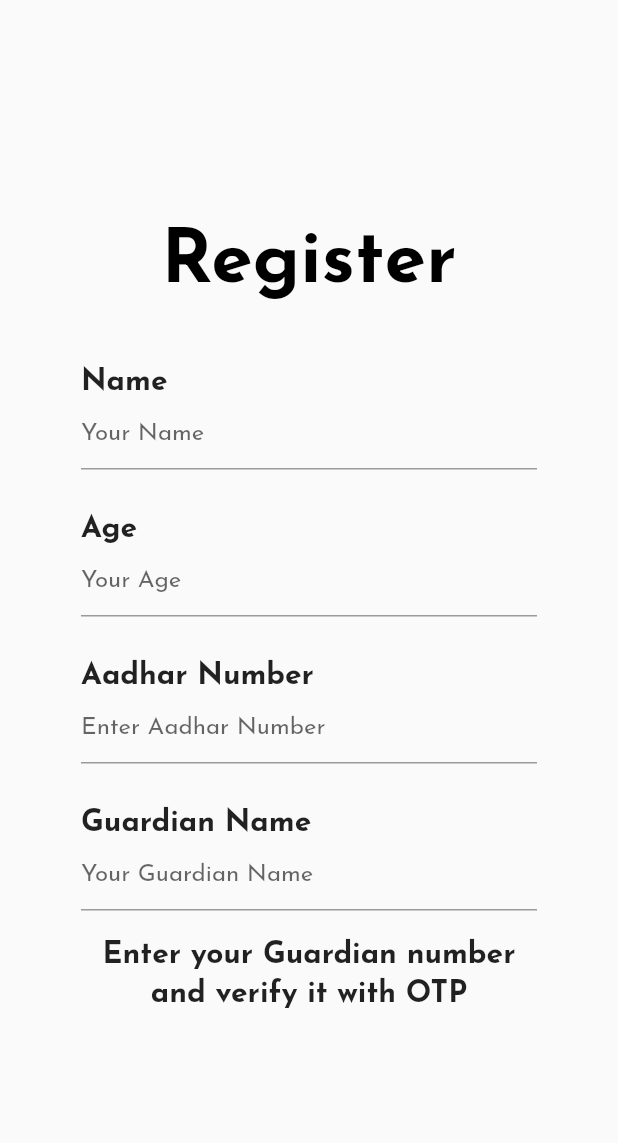
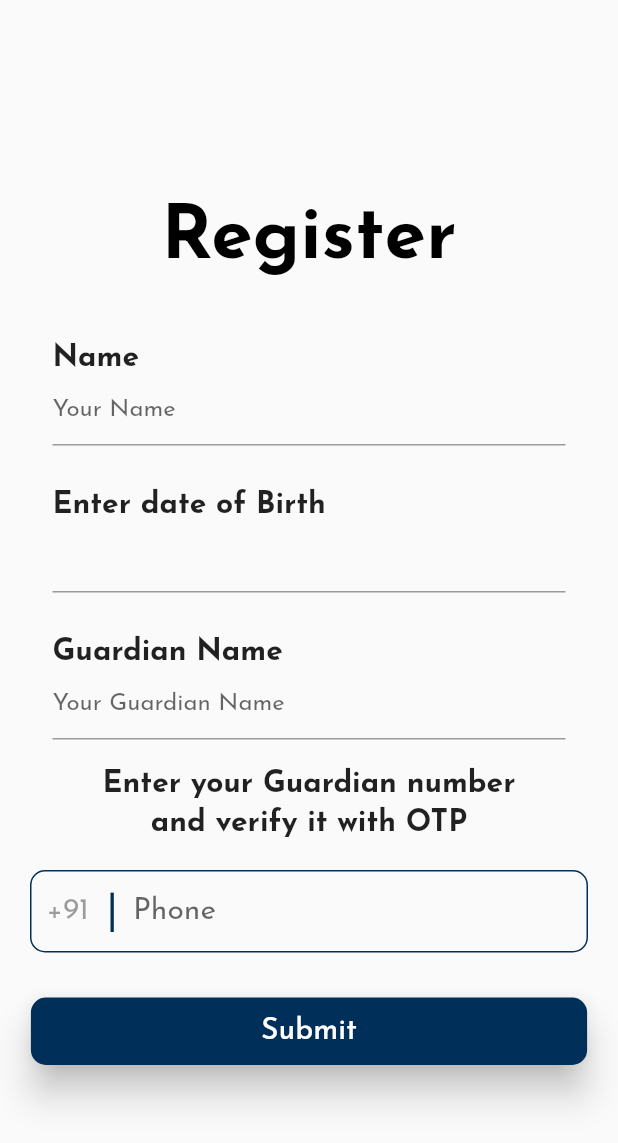
Before and after one commit to solankismit/NARI_APP, a Flutter app: the RegisterPage screen opened by its route, on a phone screen of 412 x 824 dp. Shown: the top 1143 px of the screen. Run offline on Flutter 3.47's test engine with Material 2 defaults, Android fonts, the phone set to English and light mode, and no system bars; our stand-ins replace cloud_firestore, firebase_auth, firebase_core, flutter_switch, font_awesome_flutter, google_fonts and 6 more; missing offline and left inert: dart:ffi, firebase_app_check, flutter_background, flutter_beep, flutter_dnd, flutter_phone_direct_caller and 6 more; accounts and stored records are empty; network calls fail.

Commit message:
Registration page Connected with database, App Logo and Name Updated, Fixed Shake toggle

```diff
--- a/lib/Guardian/Gaurdian.dart
+++ b/lib/Guardian/Gaurdian.dart
@@ -51,7 +51,7 @@ class _GaurdianPageState extends State<GaurdianPage> {
                     RowCard(
                       'Nari',
                       () {
-                        Navigator.push(
+                        Navigator.pushReplacement(
                             context,
                             MaterialPageRoute<void>(
                                 builder: (BuildContext context) => IniPage()));
--- a/lib/LoginPage/loginpage.dart
+++ b/lib/LoginPage/loginpage.dart
@@ -29,8 +29,9 @@ class _LoginPageState extends State<LoginPage> {
     double screenHeight = MediaQuery.of(context).size.height;
     return Scaffold(
       body: Container(
-        margin: EdgeInsets.fromLTRB(10, 10, 10, 50),
+        margin: EdgeInsets.fromLTRB(10, 10, 10, 40),
         alignment: Alignment.center,
+        child: SingleChildScrollView(
           child: Column(
             mainAxisAlignment: MainAxisAlignment.center,
             children: [
@@ -164,6 +165,7 @@ class _LoginPageState extends State<LoginPage> {
             ],
           ),
         ),
+      ),
     );
   }
 }
--- a/lib/LoginPage/registerpage.dart
+++ /dev/null
@@ -1,61 +0,0 @@
-import 'package:flutter/material.dart';
-import 'package:nari_women_safety/theme.dart';
-class RegisterPage extends StatelessWidget {
-  const RegisterPage({Key? key}) : super(key: key);
-
-  @override
-  Widget build(BuildContext context) {
-    TextEditingController _name = TextEditingController();
-    TextEditingController _age = TextEditingController();
-    TextEditingController _aadharnum = TextEditingController();
-    TextEditingController _guardianname = TextEditingController();
-    TextEditingController _guardiannum = TextEditingController();
-    return Scaffold(
-      body: Container(
-        margin: EdgeInsets.all(39),
-        child: Column(
-          mainAxisAlignment: MainAxisAlignment.center,
-          children:[
-          Text(
-            "Register",
-            style: appTheme.textTheme.displayLarge,
-          ),
-            SizedBox(height: 30),
-            Column(
-              children: [
-                TextFields(controller: _name,hint: "Your Name",title: "Name"),
-                TextFields(controller: _age,hint: "Your Age",title: "Age"),
-                TextFields(controller: _aadharnum,hint: "Enter Aadhar Number",title: "Aadhar Number"),
-                TextFields(controller: _guardianname,hint: "Your Guardian Name",title: "Guardian Name"),
-              ],
-            ),
-            Column(
-              crossAxisAlignment: CrossAxisAlignment.center,
-              children: [
-                Text("Enter your Guardian number\nand verify it with OTP",style: appTheme.textTheme.bodyLarge?.copyWith(height: 1.3),softWrap: true,textAlign: TextAlign.center,),
-
-              ],
-            )
-            ]
-        ),
-      ),
-    );
-  }
-}
-
-Widget TextFields({title,hint,required TextEditingController controller}){
-  return Container(
-    padding: EdgeInsets.all(15),
-    child: Column(
-      crossAxisAlignment: CrossAxisAlignment.start,
-      children: [
-        Text(title,style: appTheme.textTheme.bodyLarge),
-        TextField(
-          controller: controller,
-          decoration: InputDecoration(hintText: hint),
-          onChanged: (value){controller.text = value;},
-        )
-      ],
-    ),
-  );
-}
--- /dev/null
+++ b/lib/LoginPage/registrationpage/registerpage.dart
@@ -0,0 +1,225 @@
+import 'package:flutter/material.dart';
+import 'package:intl/intl.dart';
+import 'package:nari_women_safety/services/userdetails.dart';
+import 'package:nari_women_safety/theme.dart';
+
+    var textedits = '';
+class RegisterPage extends StatefulWidget {
+   RegisterPage({Key? key}) : super(key: key);
+
+  @override
+  State<RegisterPage> createState() => _RegisterPageState();
+}
+
+class _RegisterPageState extends State<RegisterPage> {
+    TextEditingController _name = TextEditingController();
+
+    TextEditingController _age = TextEditingController();
+
+    TextEditingController _aadharnum = TextEditingController();
+
+    TextEditingController _guardianname = TextEditingController();
+
+    TextEditingController _guardiannum = TextEditingController();
+
+  @override
+  Widget build(BuildContext context) {
+    return Scaffold(
+      // resizeToAvoidBottomInset: false,
+      body: Center(
+        child: SingleChildScrollView(
+          // primary: false,
+
+          // physics: BouncingScrollPhysics(),
+          child: Container(
+            // alignment: Alignment.center,
+            margin: EdgeInsets.only(top: 20, right: 20, left: 20),
+            child: Column(mainAxisAlignment: MainAxisAlignment.center, children: [
+              Text(
+                "Register",
+                style: appTheme.textTheme.displayLarge,
+              ),
+              SizedBox(height: 30),
+              Column(
+                children: [
+                  TextFields(controller: _name, hint: "Your Name", title: "Name"),
+                  //Get Date Picker
+                  DatePicker(_age, context),
+                  // TextFields(controller: _age, hint: "Your Age", title: "Age"),
+
+                  // TextFields(
+                  //     controller: _aadharnum,
+                  //     hint: "Enter Aadhar Number",
+                  //     title: "Aadhar Number"),
+                  TextFields(
+                      controller: _guardianname,
+                      hint: "Your Guardian Name",
+                      title: "Guardian Name"),
+                ],
+              ),
+              Column(
+                crossAxisAlignment: CrossAxisAlignment.center,
+                children: [
+                  Text(
+                    // "Enter your Guardian number\nand verify it with OTP",
+                    "Enter your Guardian number\nand verify it with OTP",
+                    style: appTheme.textTheme.bodyLarge?.copyWith(height: 1.3),
+                    softWrap: true,
+                    textAlign: TextAlign.center,
+                  ),
+                  phonetextfield(_guardiannum)
+                ],
+              ),
+              SizedBox(height: 30),
+              SizedBox(
+                height: 45,
+                width: MediaQuery.of(context).size.width * 0.9,
+                child: ElevatedButton(
+                  onPressed: ()async{
+                    await RegisterUser(
+                      guardian_name: _guardianname.text,
+                      guardian_number: _guardiannum.text,
+                      name: _name.text,
+                      dob: _age.text,
+                    );
+                    isuserexists =await isUserExists();
+                    //Go to INI screen
+                    Navigator.pushNamedAndRemoveUntil(
+                        context, '/ini', (route) => false);
+                  },
+                  style: ElevatedButton.styleFrom(
+                      elevation: 10,
+                      primary: Color.fromRGBO(0, 47, 89, 1),
+                      shape: RoundedRectangleBorder(
+                          borderRadius: BorderRadius.circular(10))),
+                  child: const Text(
+                    "Submit",
+                    style: TextStyle(fontSize: 20),
+                  ),
+                ),
+              )
+            ]),
+          ),
+        ),
+      ),
+    );
+  }
+
+Widget DatePicker(dateInput,context){
+  return Container(
+    margin: EdgeInsets.all( 15),
+    child: Column(
+      crossAxisAlignment: CrossAxisAlignment.start,
+      children: [
+        Text('Enter date of Birth', style: appTheme.textTheme.bodyLarge),
+        TextField(
+          controller: dateInput,
+          //editing controller of this TextField
+          decoration: InputDecoration(
+              // icon: Icon(Icons.calendar_today), //icon of text field
+              // labelText: "Enter Date" //label text of field
+          ),
+          readOnly: true,
+          //set it true, so that user will not able to edit text
+          onTap: () async {
+            DateTime? pickedDate = await showDatePicker(
+                context: context,
+                initialDate: DateTime.now(),
+                firstDate: DateTime(1950),
+                //DateTime.now() - not to allow to choose before today.
+                lastDate: DateTime(2100));
+
+            if (pickedDate != null) {
+              print(
+                  pickedDate); //pickedDate output format => 2021-03-10 00:00:00.000
+              String formattedDate =
+              DateFormat('yyyy-MM-dd').format(pickedDate);
+              print(
+                  formattedDate); //formatted date output using intl package =>  2021-03-16
+              setState(() {
+                dateInput.text =
+                    formattedDate; //set output date to TextField value.
+              });
+            } else {}
+          },
+        ),
+      ],
+    ),
+  );
+}
+}
+
+
+Widget TextFields({title, hint, required TextEditingController controller}) {
+  return Container(
+    padding: EdgeInsets.all(15),
+    child: Column(
+      crossAxisAlignment: CrossAxisAlignment.start,
+      children: [
+        Text(title, style: appTheme.textTheme.bodyLarge),
+        TextField(
+          controller: controller,
+          decoration: InputDecoration(
+              focusedBorder: UnderlineInputBorder(
+                  borderSide: BorderSide(color: secondary)),
+              hintText: hint),
+          onChanged: (value) {
+            textedits = value;
+            // controller.text = value;
+          },
+          onSubmitted: (value){
+            print('on submitted');
+            controller.text = value;},
+        )
+      ],
+    ),
+  );
+}
+
+Widget phonetextfield(controller) {
+  return Container(
+    height: 55,
+    margin: EdgeInsets.fromLTRB(0, 20, 0, 0),
+    decoration: BoxDecoration(
+        border: Border.all(width: 1, color: Color.fromRGBO(0, 47, 89, 1)),
+        borderRadius: BorderRadius.circular(10)),
+    child: Row(
+      mainAxisAlignment: MainAxisAlignment.center,
+      children: [
+        const SizedBox(
+          width: 10,
+        ),
+        SizedBox(
+          width: 40,
+          child: TextField(
+            style: TextStyle(fontSize: 20),
+            controller: TextEditingController(text: "+91"),
+            enabled: false,
+            // keyboardType: TextInputType.,
+            decoration: InputDecoration(
+              border: InputBorder.none,
+            ),
+          ),
+        ),
+        Text(
+          "|",
+          style: TextStyle(fontSize: 28, color: Color.fromRGBO(0, 47, 89, 1)),
+        ),
+        SizedBox(
+          width: 10,
+        ),
+        Expanded(
+            child: TextField(
+          style: TextStyle(fontSize: 20),
+          controller: controller,
+          keyboardType: TextInputType.phone,
+          onChanged: (val) {},
+          decoration: InputDecoration(
+            border: InputBorder.none,
+            hintText: "Phone",
+          ),
+        ))
+      ],
+    ),
+  );
+}
--- a/lib/features/featurespage.dart
+++ b/lib/features/featurespage.dart
@@ -43,7 +43,7 @@ class FeaturesPage extends StatelessWidget {
           children: [
             CreateCard('SOS', (){print("Button Pressed");Navigator.push(context, MaterialPageRoute(builder: (context) => Sos()));}),
             CreateCard('Fake Call', (){Navigator.push(context, MaterialPageRoute(builder: (context) => FakeCall()));}),
-            CreateCard('Anonymous Forum', (){getUser();}),
+            CreateCard('Anonymous Forum', (){getnextRoute(name: 'Mahek', guardian_name: 'rupal', guardian_number: '9998441580');}),
             CreateCard('Feedback History', (){Navigator.push(context, MaterialPageRoute(builder: (context) => FeedbackHistory()));}),
             CreateCard('E-FIR', (){
               Uri url =  Uri.parse("https://www.deshgujarat.com/2022/07/22/gujarat-govt-announces-online-e-fir-service-for-vehicle-and-mobile-phone-theft/");
--- a/lib/profile/profilepage.dart
+++ b/lib/profile/profilepage.dart
@@ -1,4 +1,5 @@
 import 'package:flutter/material.dart';
+import 'package:nari_women_safety/services/userdetails.dart';
 // import 'package:url_launcher/url_launcher.dart';
 
 void main() {
@@ -20,7 +21,7 @@ class ProfilePage extends StatelessWidget {
                 backgroundImage: AssetImage('assets/bgimage.jpg'),
               ),
               Text(
-                'Ami Patel',
+                currentuser.name ?? '',
                 style: TextStyle(
                   fontSize: 30.0,
                   fontFamily: 'Pacifico',
--- a/pubspec.yaml
+++ b/pubspec.yaml
@@ -67,6 +67,7 @@ dependencies:
   firebase_app_check: ^0.0.9+1
   flutter_background: ^1.1.0
   cloud_firestore: ^3.5.1
+  intl: ^0.17.0
 dev_dependencies:
   flutter_test:
     sdk: flutter
```
Also changed, not shown: lib/LoginPage/otpalert.dart (+6 -2 lines), lib/home/homepage.dart (+35 -10 lines), lib/main.dart (+48 -30 lines), lib/services/userdetails.dart (+51 -19 lines), lib/startpage.dart (+1 -15 lines), assets/NARI_app_logo.png (added), pubspec.lock, 30 other files. Lines whose indentation alone changed are shown as unchanged.
